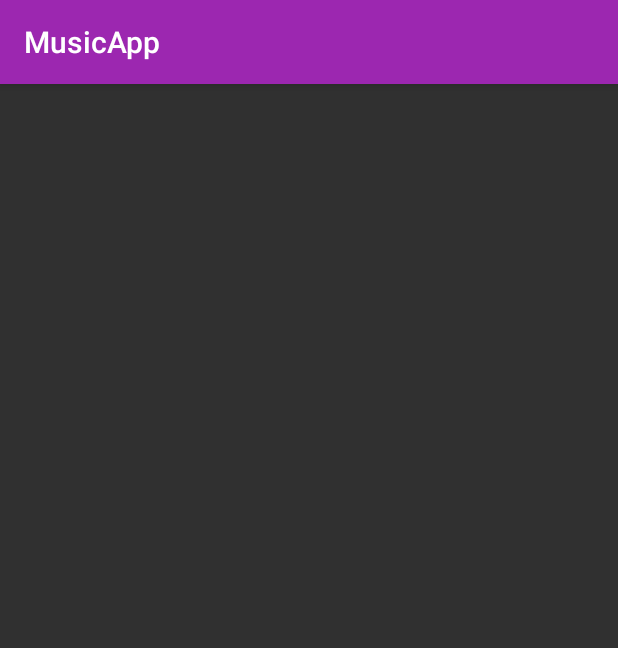
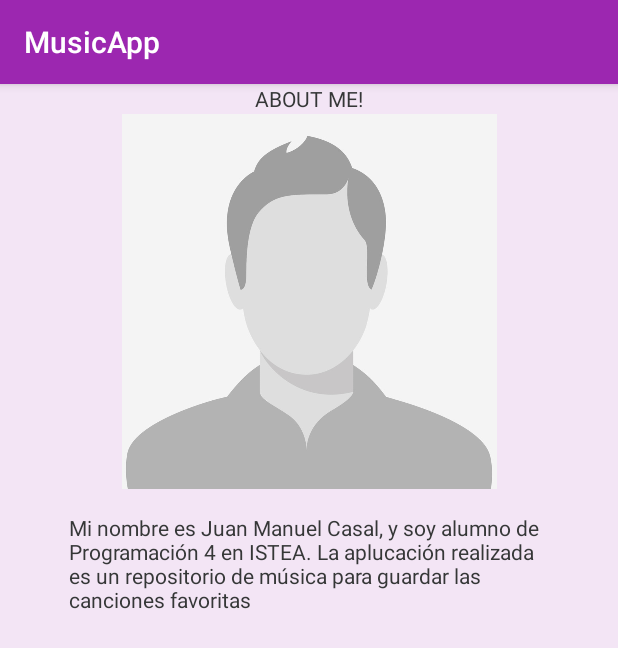
Before and after one commit to jmcasal-ar/music-app, an Android app: the AboutMeActivity screen opened directly, with no data from a screen before it, on a phone screen of 412 x 824 dp. Shown: the top 648 px of the screen. Run offline under Robolectric (Android 15) with nearby library versions, the phone set to English and light mode, and no system bars.

Commit message:
Agregando el About Me

```diff
--- a/app/src/main/AndroidManifest.xml
+++ b/app/src/main/AndroidManifest.xml
@@ -9,9 +9,11 @@
         android:roundIcon="@mipmap/ic_launcher_round"
         android:supportsRtl="true"
         android:theme="@style/AppTheme">
-        <activity android:name=".AboutMeActivity"></activity>
+
+        <activity android:name=".AboutMeActivity" />
         <activity android:name=".AddSongActivity" />
         <activity android:name=".MainActivity" />
+
         <activity android:name=".WelcomeActivity">
             <intent-filter>
                 <action android:name="android.intent.action.MAIN" />
--- a/app/src/main/java/com/example/musicapp/AboutMeActivity.kt
+++ b/app/src/main/java/com/example/musicapp/AboutMeActivity.kt
@@ -2,10 +2,25 @@ package com.example.musicapp
 
 import androidx.appcompat.app.AppCompatActivity
 import android.os.Bundle
+import android.widget.Button
+import android.widget.ImageView
+import android.widget.TextView
 
 class AboutMeActivity : AppCompatActivity() {
+    private lateinit var  tvWelcome: TextView
+    private lateinit var  tvDescriptionAboutMe: TextView
+
+
+
     override fun onCreate(savedInstanceState: Bundle?) {
         super.onCreate(savedInstanceState)
         setContentView(R.layout.activity_about_me)
+
+        setupUI()
+    }
+
+    private fun setupUI() {
+        tvWelcome = findViewById(R.id.tvWelcome)
+        tvDescriptionAboutMe = findViewById(R.id.tvDescriptionAboutMe)
     }
 }
--- a/app/src/main/java/com/example/musicapp/WelcomeActivity.kt
+++ b/app/src/main/java/com/example/musicapp/WelcomeActivity.kt
@@ -9,6 +9,7 @@ import android.widget.TextView
 class WelcomeActivity : AppCompatActivity() {
     private lateinit var  tvWelcome: TextView
     private lateinit var btnIngresar: Button
+    private lateinit var btnAboutMe: Button
 
     override fun onCreate(savedInstanceState: Bundle?) {
         super.onCreate(savedInstanceState)
@@ -20,8 +21,18 @@ class WelcomeActivity : AppCompatActivity() {
     private fun setupUI() {
         tvWelcome = findViewById(R.id.tvWelcome)
         btnIngresar = findViewById(R.id.btnIngresar)
+        btnAboutMe = findViewById(R.id.btnAboutMe)
+
+        btnAboutMe.setOnClickListener { ingresarAboutMe() }
 
         btnIngresar.setOnClickListener { ingresarApp() }
+
+
+    }
+
+    private fun ingresarAboutMe() {
+        val intent = Intent(this, AboutMeActivity::class.java)
+        startActivity(intent)
     }
 
     private fun ingresarApp() {
--- a/app/src/main/res/layout/activity_about_me.xml
+++ b/app/src/main/res/layout/activity_about_me.xml
@@ -4,6 +4,54 @@
     xmlns:tools="http://schemas.android.com/tools"
     android:layout_width="match_parent"
     android:layout_height="match_parent"
-    tools:context=".AboutMeActivity">
+    android:background="@color/default_background">
+
+    <TextView
+        android:id="@+id/tvWelcome"
+        android:layout_width="wrap_content"
+        android:layout_height="wrap_content"
+        android:text="ABOUT ME!"
+        android:textColor="@color/black"
+        app:layout_constraintEnd_toEndOf="parent"
+        app:layout_constraintStart_toStartOf="parent"
+        app:layout_constraintTop_toTopOf="parent" />
+
+    <ImageView
+        android:id="@+id/imgMusic"
+        android:layout_width="0dp"
+        android:layout_height="250dp"
+        android:layout_marginTop="20dp"
+        app:layout_constraintEnd_toEndOf="parent"
+        app:layout_constraintStart_toStartOf="parent"
+        app:layout_constraintTop_toTopOf="parent"
+        app:srcCompat="@drawable/im_jmc_photo" />
+
+    <TextView
+        android:id="@+id/tvDescriptionAboutMe"
+        android:layout_width="320dp"
+        android:layout_height="wrap_content"
+        android:layout_marginTop="16dp"
+        app:layout_constraintEnd_toStartOf="@+id/guideline_end"
+        app:layout_constraintStart_toStartOf="@+id/guideline_start"
+        app:layout_constraintTop_toBottomOf="@+id/imgMusic"
+        android:textColor="@color/black"
+        android:text="Mi nombre es Juan Manuel Casal, y soy alumno de Programación 4 en ISTEA. La aplucación realizada es un repositorio de música para guardar las canciones favoritas" />
+
+
+    <androidx.constraintlayout.widget.Guideline
+        android:id="@+id/guideline_start"
+        android:layout_width="wrap_content"
+        android:layout_height="wrap_content"
+        android:orientation="vertical"
+        app:layout_constraintGuide_begin="16dp" />
+
+    <androidx.constraintlayout.widget.Guideline
+        android:id="@+id/guideline_end"
+        android:layout_width="wrap_content"
+        android:layout_height="wrap_content"
+        android:orientation="vertical"
+        app:layout_constraintGuide_end="16dp" />
+
+
 
 </androidx.constraintlayout.widget.ConstraintLayout>
--- a/app/src/main/res/layout/activity_werlcome.xml
+++ b/app/src/main/res/layout/activity_werlcome.xml
@@ -17,7 +17,7 @@
         app:layout_constraintTop_toTopOf="parent" />
 
     <ImageView
-        android:id="@+id/imgGame"
+        android:id="@+id/imgMusic"
         android:layout_width="0dp"
         android:layout_height="250dp"
         android:layout_marginTop="20dp"
@@ -33,7 +33,7 @@
         android:layout_marginTop="16dp"
         app:layout_constraintEnd_toStartOf="@+id/guideline_end"
         app:layout_constraintStart_toStartOf="@+id/guideline_start"
-        app:layout_constraintTop_toBottomOf="@+id/imgGame"
+        app:layout_constraintTop_toBottomOf="@+id/imgMusic"
         android:textColor="@color/black"
         tools:text="Usuario" />
 
@@ -60,7 +60,7 @@
         android:layout_marginStart="44dp"
         android:layout_marginTop="36dp"
         android:text="Ingresar"
-        android:backgroundTint="@color/colorAccent"
+        android:backgroundTint="@color/colorPrimaryDark"
         app:layout_constraintHorizontal_chainStyle="spread"
         app:layout_constraintStart_toStartOf="parent"
         app:layout_constraintTop_toBottomOf="@+id/txtUser" />
@@ -72,7 +72,7 @@
         android:layout_marginStart="248dp"
         android:layout_marginTop="36dp"
         android:text="About Me"
-        android:backgroundTint="@color/colorAccent"
+        android:backgroundTint="@color/colorPrimaryDark"
         app:layout_constraintHorizontal_chainStyle="spread"
         app:layout_constraintStart_toStartOf="parent"
         app:layout_constraintTop_toBottomOf="@+id/txtUser" />
--- a/app/src/main/res/values/colors.xml
+++ b/app/src/main/res/values/colors.xml
@@ -2,7 +2,7 @@
 <resources>
     <color name="colorPrimary">#9C27B0</color>
     <color name="colorPrimaryDark">#7B1FA2</color>
-    <color name="colorAccent">#CE93D8</color>
+    <color name="colorAccent">#B71C1C</color>
     <color name="default_background">#F3E5F5</color>
     <color name="white">#ffff</color>
     <color name="black">#353737</color>
```
Also changed, not shown: app/src/main/res/drawable/im_jmc_photo.jpg (added), app/src/main/res/drawable/im_music.png (deleted).
